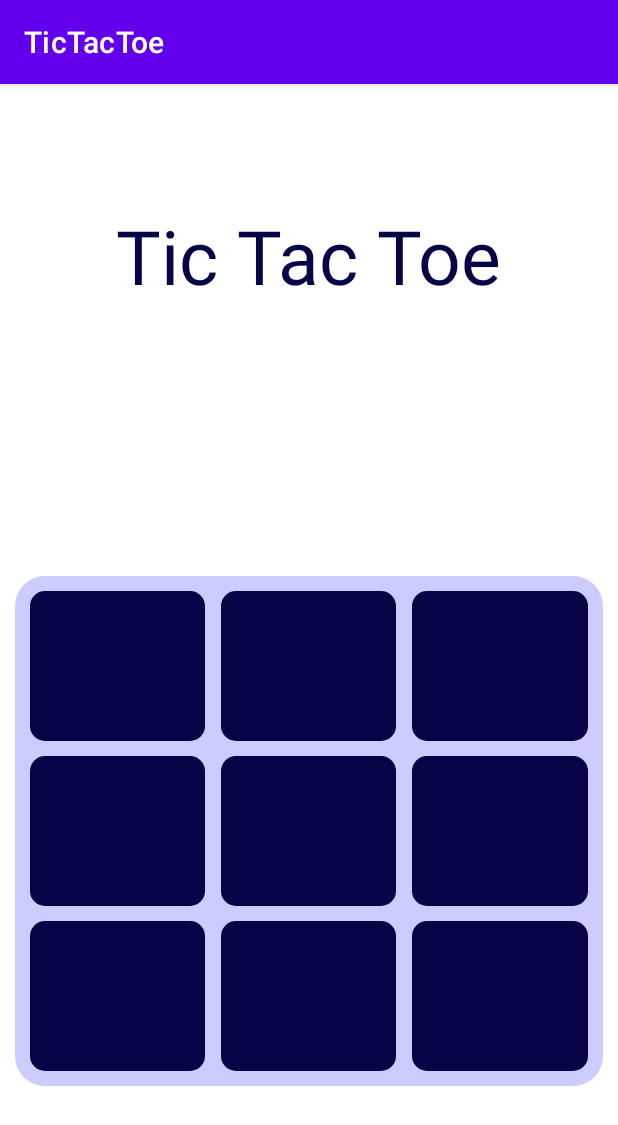
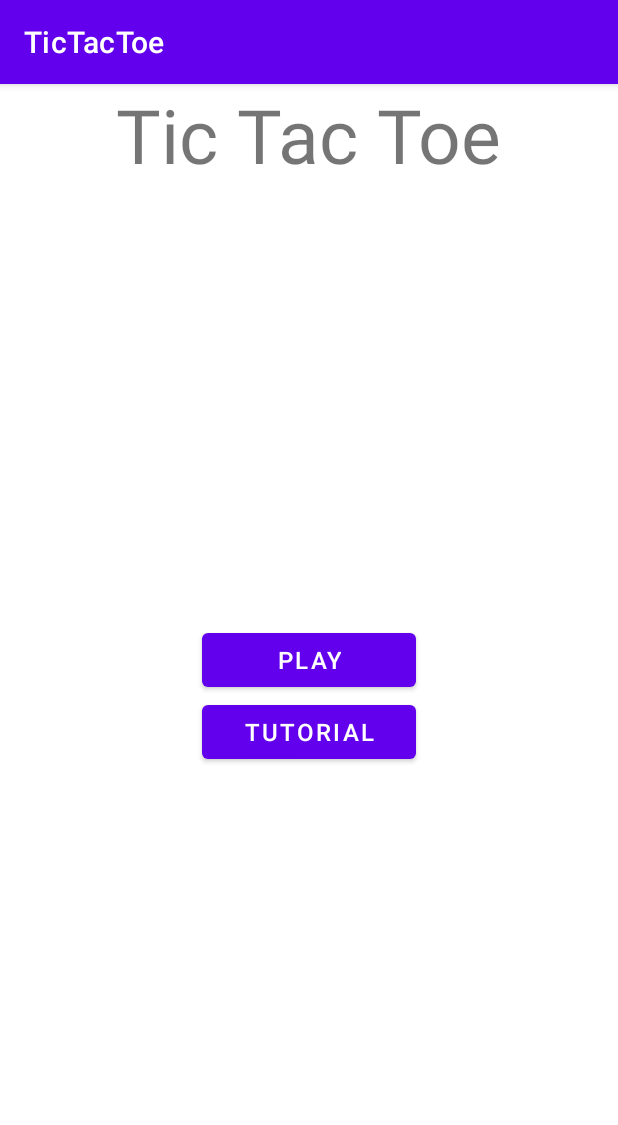
Before and after one commit to YoafOvershoes/tictactoe-android, an Android app: the screen it shows after launch (MainActivity before the commit, MainMenuActivity after it), on a phone screen of 412 x 824 dp. Shown: the top 1125 px of the screen. Run offline under Robolectric (Android 15) with nearby library versions, the phone set to English and light mode, and no system bars.

Commit message:
added main menu activity

```diff
--- a/TicTacToe/app/src/main/AndroidManifest.xml
+++ b/TicTacToe/app/src/main/AndroidManifest.xml
@@ -10,14 +10,18 @@
         android:supportsRtl="true"
         android:theme="@style/Theme.TicTacToe">
         <activity
-            android:name=".MainActivity"
-            android:exported="true">
+            android:name=".MainMenuActivity"
+            android:exported="true" >
             <intent-filter>
                 <action android:name="android.intent.action.MAIN" />
 
                 <category android:name="android.intent.category.LAUNCHER" />
             </intent-filter>
         </activity>
+        <activity
+            android:name=".MainActivity"
+            android:exported="false">
+        </activity>
     </application>
 
 </manifest>
--- /dev/null
+++ b/TicTacToe/app/src/main/java/com/example/tictactoe/MainMenuActivity.java
@@ -0,0 +1,27 @@
+package com.example.tictactoe;
+
+import androidx.appcompat.app.AppCompatActivity;
+
+import android.content.Intent;
+import android.os.Bundle;
+import android.widget.Button;
+
+public class MainMenuActivity extends AppCompatActivity {
+
+    Button playBtn;
+    Button tutorialBtn;
+    @Override
+    protected void onCreate(Bundle savedInstanceState) {
+        super.onCreate(savedInstanceState);
+        setContentView(R.layout.activity_main_menu);
+
+        playBtn = findViewById(R.id.playBtn);
+        tutorialBtn = findViewById(R.id.torurialBtn);
+
+
+        playBtn.setOnClickListener(view -> {
+            Intent playIntent = new Intent(this, MainActivity.class);
+            startActivity(playIntent);
+        });
+    }
+}
--- /dev/null
+++ b/TicTacToe/app/src/main/res/layout/activity_main_menu.xml
@@ -0,0 +1,42 @@
+<?xml version="1.0" encoding="utf-8"?>
+<androidx.constraintlayout.widget.ConstraintLayout xmlns:android="http://schemas.android.com/apk/res/android"
+    xmlns:app="http://schemas.android.com/apk/res-auto"
+    xmlns:tools="http://schemas.android.com/tools"
+    android:layout_width="match_parent"
+    android:layout_height="match_parent"
+    tools:context=".MainMenuActivity">
+
+    <TextView
+        android:layout_width="wrap_content"
+        android:layout_height="wrap_content"
+        android:text="@string/tictactoeheader"
+        android:textSize="50sp"
+        app:layout_constraintTop_toTopOf="parent"
+        app:layout_constraintStart_toStartOf="parent"
+        app:layout_constraintEnd_toEndOf="parent"
+        />
+
+    <Button
+        android:id="@+id/playBtn"
+        android:layout_width="wrap_content"
+        android:layout_height="wrap_content"
+        android:paddingHorizontal="50dp"
+        android:text="@string/play_button_text"
+        android:textSize="16sp"
+        app:layout_constraintTop_toTopOf="parent"
+        app:layout_constraintBottom_toBottomOf="parent"
+        app:layout_constraintStart_toStartOf="parent"
+        app:layout_constraintEnd_toEndOf="parent"/>
+
+    <Button
+        android:id="@+id/torurialBtn"
+        android:layout_width="0dp"
+        android:layout_height="wrap_content"
+        android:text="@string/tutorial_button_text"
+        android:textSize="16sp"
+        app:layout_constraintTop_toBottomOf="@+id/playBtn"
+        app:layout_constraintStart_toStartOf="@id/playBtn"
+        app:layout_constraintEnd_toEndOf="@id/playBtn"/>
+
+
+</androidx.constraintlayout.widget.ConstraintLayout>
--- a/TicTacToe/app/src/main/res/values/strings.xml
+++ b/TicTacToe/app/src/main/res/values/strings.xml
@@ -1,4 +1,6 @@
 <resources>
     <string name="app_name">TicTacToe</string>
     <string name="tictactoeheader">Tic Tac Toe</string>
+    <string name="play_button_text">PLAY</string>
+    <string name="tutorial_button_text">TUTORIAL</string>
 </resources>
```
